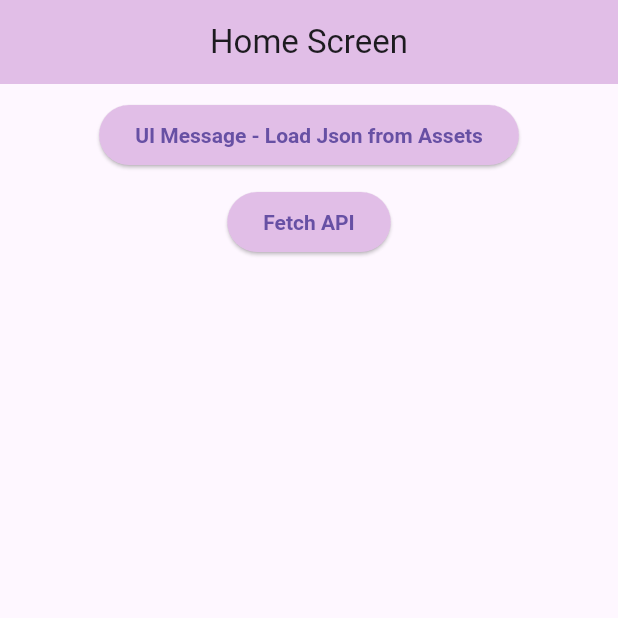
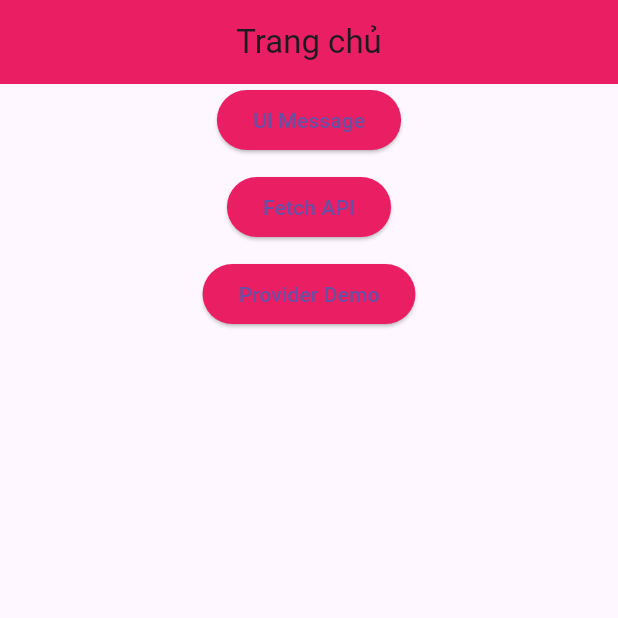
Before and after one commit to DevWinterChau/baitap_2, a Flutter app: the screen it shows after launch, on a phone screen of 412 x 824 dp, the top half of it. Run offline on Flutter 3.47's test engine with Material 3 defaults, Android fonts, the phone set to English and light mode, and no system bars; our stand-ins replace dio.

Commit message:
Cập nhật Provider

```diff
--- /dev/null
+++ b/lib/Models/CartItme.dart
@@ -0,0 +1,6 @@
+class CartItem {
+  final String name;
+  final double price;
+
+  CartItem(this.name, this.price);
+}
--- a/lib/main.dart
+++ b/lib/main.dart
@@ -1,71 +1,81 @@
-import 'dart:convert';
+import 'package:dart/Pages/FecthDataUsingHTTP.dart';
+import 'package:dart/Pages/UIMessage.dart';
+import 'package:flutter/material.dart';
+import 'package:provider/provider.dart';
 
-import 'package:dart/Models/UserModel.dart';
-import 'package:dart/Models/UserModelList.dart';
-import 'package:dart/Pages/UIMessage.dart';
-import 'package:dart/widget/AvatarWidget.dart';
-import 'package:flutter/material.dart';
-import 'package:flutter/services.dart';
-
-import 'Pages/FecthDataUsingHTTP.dart';
+import 'Models/Cart.dart';
+import 'Pages/CartPage.dart';
 
 void main() {
-  runApp(MyApp());
+  runApp(
+    MultiProvider(
+      providers: [
+        ChangeNotifierProvider(create: (context) => Cart()),
+        // Thêm các Provider khác nếu có
+      ],
+      child: MaterialApp(
+        home: MyApp(),
+      ),
+    ),
+  );
 }
+
 
 class MyApp extends StatelessWidget {
   @override
   Widget build(BuildContext context) {
     return MaterialApp(
-        home: HomeScreen(),
-    );
-  }
-}
+      home: Scaffold(
+        appBar: AppBar(
+          centerTitle: true,
+          backgroundColor: Colors.pink,
+          title: Text("Trang chủ"),
+        ),
 
-class HomeScreen extends StatelessWidget {
-  @override
-  Widget build(BuildContext context) {
-    return Scaffold(
-      appBar: AppBar(
-        backgroundColor: Colors.purple[100],
-        title: Text('Home Screen'),
-        centerTitle: true,
-      ),
         body: Center(
           child:
           Column(
-              crossAxisAlignment: CrossAxisAlignment.center,
           children: [
-                SizedBox(height: 10),
             ElevatedButton(
               style: ElevatedButton.styleFrom(
-                    primary: Colors.purple[100],
-                    textStyle: TextStyle(
-                      fontWeight: FontWeight.bold
-                    )// Set the background color
+                backgroundColor: Colors.pink
               ),
               onPressed: () {
-                    // Navigate to UI Message screen
-                    Navigator.push(context, MaterialPageRoute(builder: (context) => MyHomePage()));
+                Navigator.push(
+                  context,
+                  MaterialPageRoute(builder: (context) => MyHomePage()),
+                );
               },
-                  child: Text("UI Message - Load Json from Assets"),
-
+              child: Text("UI Message"),
             ),
-                SizedBox(height: 10),
+            SizedBox(height: 10,),
             ElevatedButton(
               style: ElevatedButton.styleFrom(
-                      primary: Colors.purple[100],
-                      textStyle: TextStyle(
-                          fontWeight: FontWeight.bold
-                      )// Set the background color
+                  backgroundColor: Colors.pink
               ),
               onPressed: () {
-                    // Navigate to API screen
-                    Navigator.push(context, MaterialPageRoute(builder: (context) => FethDataUsingHttp()));
+                Navigator.push(
+                  context,
+                  MaterialPageRoute(builder: (context) => FethDataUsingHttp()),
+                );
               },
               child: Text("Fetch API"),
             ),
+            SizedBox(height: 10,),
+            ElevatedButton(
+              style: ElevatedButton.styleFrom(
+                  backgroundColor: Colors.pink
+              ),
+              onPressed: () {
+                Navigator.push(
+                  context,
+                  MaterialPageRoute(builder: (context) => CartPage()),
+                );
+              },
+              child: Text("Provider Demo"),
+            )
           ],
+        ),
         )
       ),
     );
--- a/pubspec.yaml
+++ b/pubspec.yaml
@@ -37,6 +37,7 @@ dependencies:
   cupertino_icons: ^1.0.2
   dio: ^5.4.0
   http: ^1.1.0
+  provider: ^6.1.1
 
 dev_dependencies:
   flutter_test:
@@ -71,6 +72,7 @@ flutter:
     - assets/user/user9.png
     - assets/user/user10.png
     - assets/user/user_data.json
+    - assets/user/product_data.json
   # To add assets to your application, add an assets section, like this:
   # assets:
   #   - images/a_dot_burr.jpeg
```
Also changed, not shown: assets/user/product_data.json (added, +34 -0 lines), lib/Models/Cart.dart (added, +20 -0 lines), lib/Models/ProductModel.dart (added, +68 -0 lines), lib/Pages/CartPage.dart (added, +116 -0 lines), pubspec.lock. Lines whose indentation alone changed are shown as unchanged.
